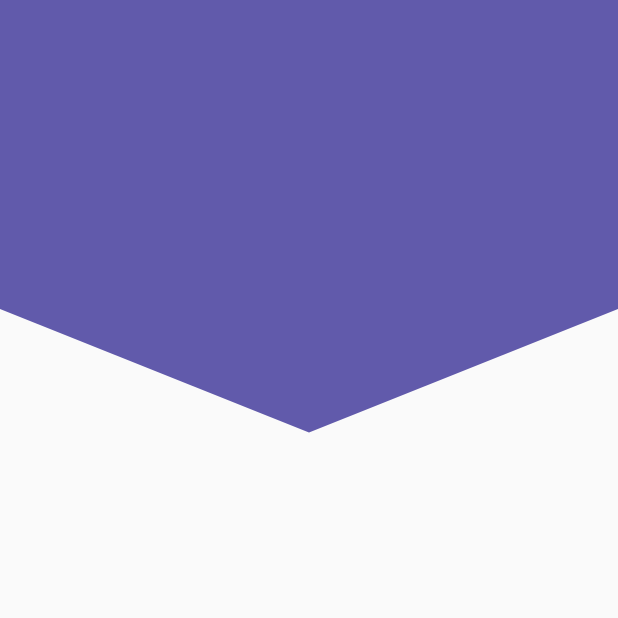
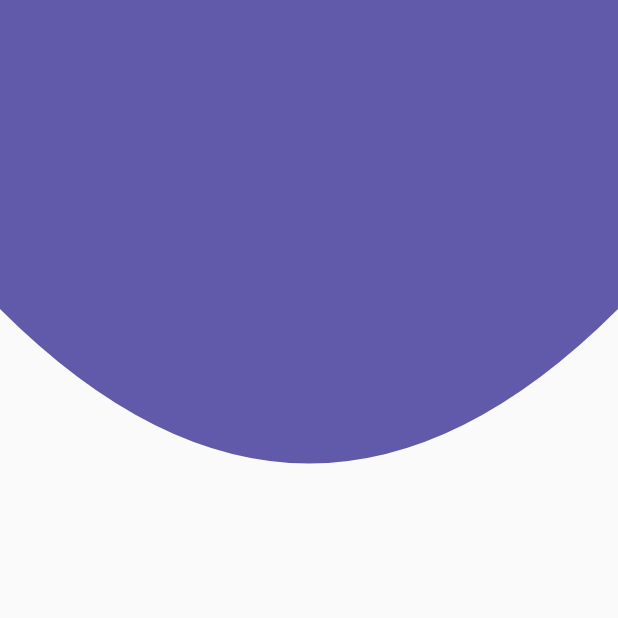
Before and after one commit to Alejandrofenix/Flutter-Basic-Designs, a Flutter app: the screen it shows after launch, on a phone screen of 412 x 824 dp, the top half of it. Run offline on Flutter 3.47's test engine with Material 2 defaults, Android fonts, the phone set to English and light mode, and no system bars.

Commit message:
Se agrego el diseño del header con curvatura

```diff
--- a/lib/srs/pages/headers_page.dart
+++ b/lib/srs/pages/headers_page.dart
@@ -5,6 +5,6 @@ import 'package:flutter/material.dart';
 class HeadersPage extends StatelessWidget {
   @override
   Widget build(BuildContext context) {
-    return Scaffold(body: HeaderPico());
+    return Scaffold(body: HeaderCurvo());
   }
 }
--- a/lib/srs/widgets/headers.dart
+++ b/lib/srs/widgets/headers.dart
@@ -165,3 +165,51 @@ class _HeaderPicoPainter extends CustomPainter {
     return true;
   }
 }
+
+//=======================================================================================
+//==================DISEÑO DE HEADER CURVO===============================================
+//=======================================================================================
+class HeaderCurvo extends StatelessWidget {
+  @override
+  Widget build(BuildContext context) {
+    return Container(
+      height: double.infinity,
+      width: double.infinity,
+
+      child: CustomPaint(
+        painter: _HeaderCurvoPainter(),
+      ), //Colocación de un color hex, se coloca 0xff seguida del color
+    );
+  }
+}
+
+class _HeaderCurvoPainter extends CustomPainter {
+  @override
+  void paint(Canvas canvas, Size size) {
+    final paint = Paint();
+
+    //Propiedades
+    paint.color = Color(0xff615AAB);
+    paint.style = PaintingStyle
+        .fill; //.stroke son los bordes y el .fill es cuando se quiera rellenar
+    paint.strokeWidth = 20;
+    final path = new Path();
+
+    // Dibujar con el path y paint
+
+    path.lineTo(0, size.height * 0.25);
+    path.quadraticBezierTo(
+        size.width * 0.5, size.height * 0.5, size.width, size.height * 0.25);
+    path.lineTo(size.width, 0);
+
+    // Dibujar con el path y paint
+
+    canvas.drawPath(path, paint);
+  }
+
+  @override
+  bool shouldRepaint(covariant CustomPainter oldDelegate) {
+    // TODO: implement shouldRepaint
+    return true;
+  }
+}
```
